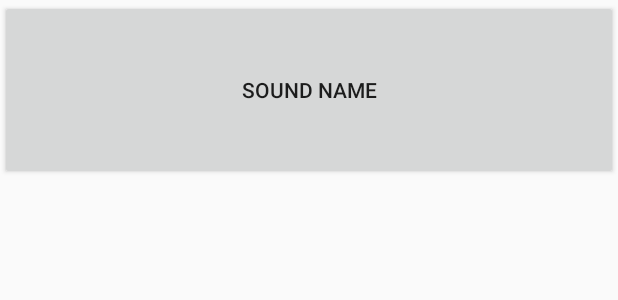
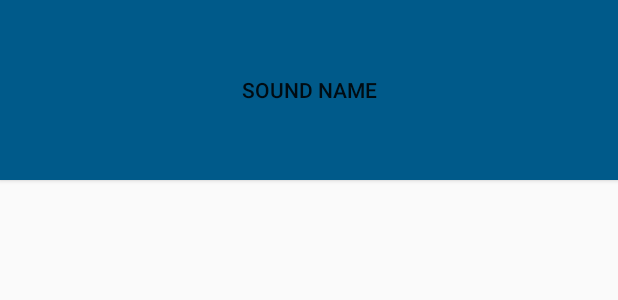
Before and after one commit to luis-3000/BeatBox, an Android app: the layout list_item_sound.xml on its own in the app's theme, with its tools: preview values and no code run, on a phone screen of 412 x 824 dp. Shown: the top 300 px of the screen. Run offline under Robolectric (Android 15) with nearby library versions, the light colour scheme and no system bars.

Commit message:
Using Android Styles and Themes, I began to re-style and make the user interface look more intimidating.

```diff
--- a/app/src/main/res/layout/list_item_sound.xml
+++ b/app/src/main/res/layout/list_item_sound.xml
@@ -2,6 +2,7 @@
 <Button
     xmlns:android="http://schemas.android.com/apk/res/android"
     xmlns:tools="http://schemas.android.com/tools"
+    style="@style/BeatBoxButton"
     android:id="@+id/list_item_sound_button"
     android:layout_width="match_parent"
     android:layout_height="120dp"
--- a/app/src/main/res/values/colors.xml
+++ b/app/src/main/res/values/colors.xml
@@ -3,4 +3,9 @@
     <color name="colorPrimary">#3F51B5</color>
     <color name="colorPrimaryDark">#303F9F</color>
     <color name="colorAccent">#FF4081</color>
+    <color name="red">#F44336</color>
+    <color name="dark_red">#C33528</color>
+    <color name="gray">#607D8B</color>
+    <color name="soothing_blue">#0083BF</color>
+    <color name="dark_blue">#005A8A</color>
 </resources>
--- a/app/src/main/res/values/styles.xml
+++ b/app/src/main/res/values/styles.xml
@@ -2,10 +2,10 @@
 
     <!-- Base application theme. -->
     <style name="AppTheme" parent="Theme.AppCompat.Light.DarkActionBar">
+    </style>
         <!-- Customize your theme here. -->
-        <item name="colorPrimary">@color/colorPrimary</item>
-        <item name="colorPrimaryDark">@color/colorPrimaryDark</item>
-        <item name="colorAccent">@color/colorAccent</item>
-    </style>
+        <style name="BeatBoxButton">
+            <item name="android:background">@color/dark_blue</item>
+        </style>
 
 </resources>
```
